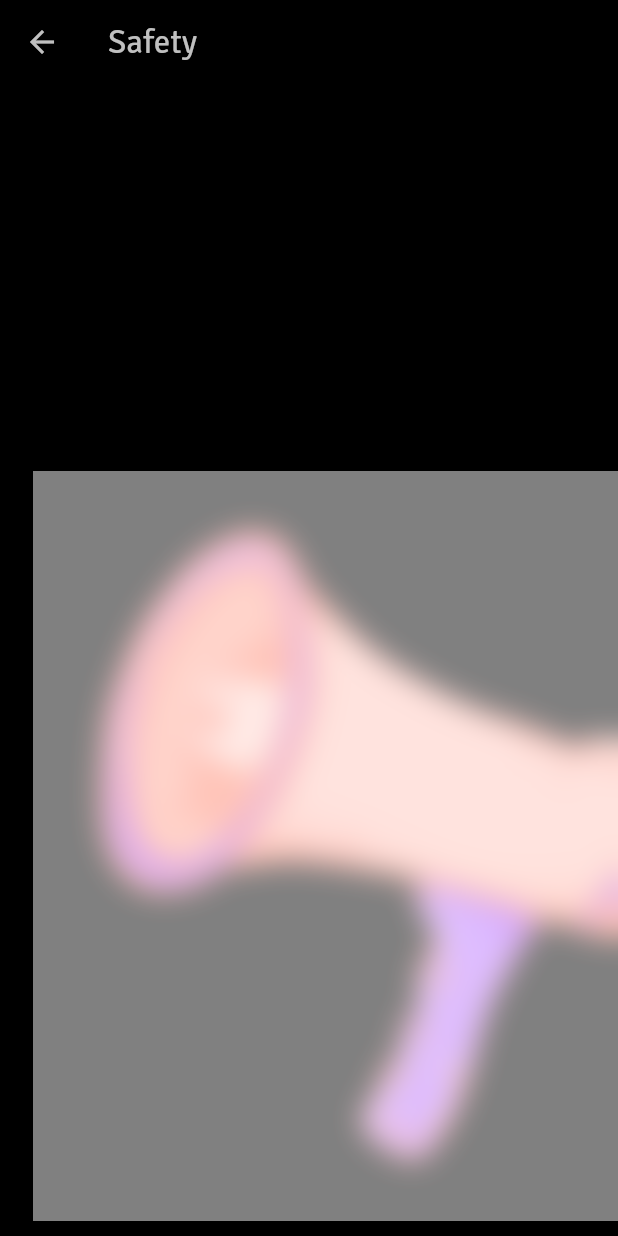
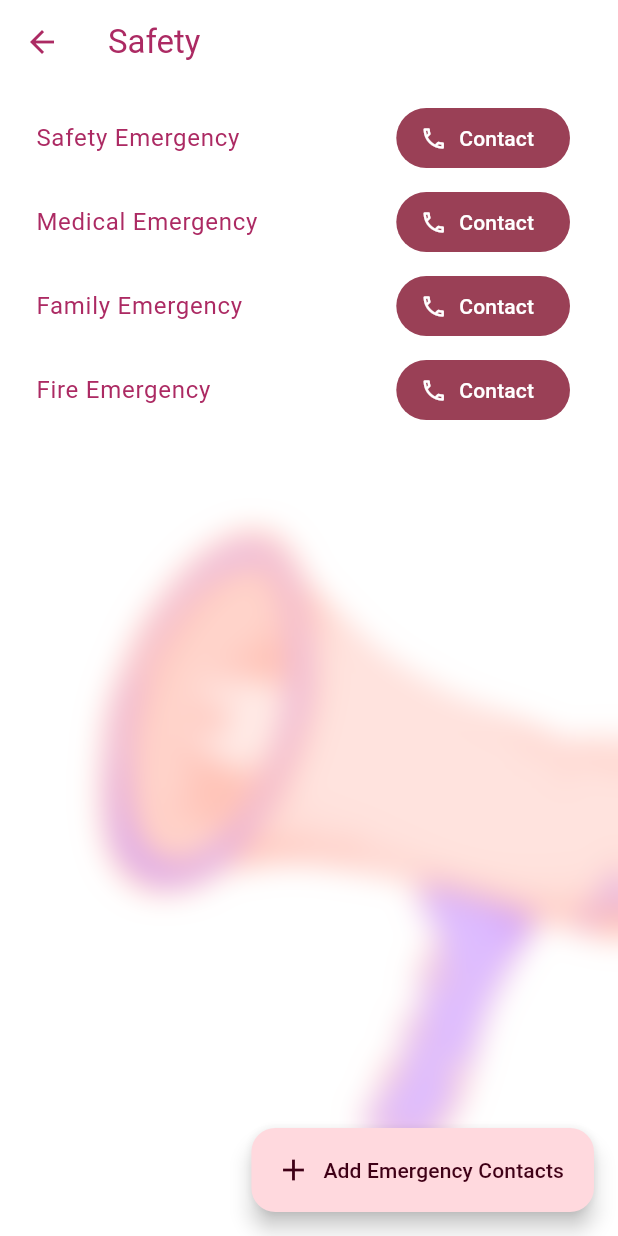
Before and after one commit to Chandram-Dutta/femease, a Flutter app: the SafetyPage screen opened directly, on a phone screen of 412 x 824 dp. Run offline on Flutter 3.47's test engine with Material 2 defaults, Android fonts, the phone set to English and light mode, and no system bars; drawn by our look-alikes of blur, dynamic_color; our stand-ins replace cloud_firestore, firebase_auth, firebase_core, flutter_riverpod, font_awesome_flutter, google_sign_in and 1 more; missing offline and left inert: flutter_glow; accounts and stored records are empty.

Commit message:
Changed Themes Added More Pages

```diff
--- a/lib/authentication/presentation/pages/sign_in_page.dart
+++ b/lib/authentication/presentation/pages/sign_in_page.dart
@@ -1,7 +1,6 @@
 import 'package:femease/authentication/presentation/controllers/sign_in_controller.dart';
 import 'package:femease/authentication/presentation/pages/sign_up_page.dart';
 import 'package:femease/home/presentation/home_page.dart';
-import 'package:femease/main.dart';
 import 'package:femease/onboarding/presentation/pages/onboarding.dart';
 import 'package:femease/user/repository/user_repository.dart';
 import 'package:firebase_auth/firebase_auth.dart';
--- a/lib/safety/presentation/pages/safety_page.dart
+++ b/lib/safety/presentation/pages/safety_page.dart
@@ -15,16 +15,29 @@ class SafetyPage extends StatelessWidget {
   Widget build(BuildContext context) {
     return Scaffold(
       backgroundColor: Theme.of(context).colorScheme.onSecondary,
-      extendBodyBehindAppBar: true,
+      // extendBodyBehindAppBar: true,
       appBar: AppBar(
         foregroundColor: Theme.of(context).colorScheme.secondary,
         iconTheme: IconThemeData(
           color: Theme.of(context).colorScheme.secondary,
         ),
+        actionsIconTheme: IconThemeData(
+          color: Theme.of(context).colorScheme.secondary,
+        ),
         title: const Text("Safety"),
         backgroundColor: Colors.transparent,
       ),
+      floatingActionButton: FloatingActionButton.extended(
+        onPressed: () {},
+        label: const Text(
+          "Add Emergency Contacts",
+        ),
+        icon: const Icon(
+          Icons.add,
+        ),
+      ),
       body: Stack(
+        alignment: Alignment.topCenter,
         children: [
           Positioned(
             bottom: 10,
@@ -38,6 +51,81 @@ class SafetyPage extends StatelessWidget {
               ).blurred(blur: 10),
             ),
           ),
+          SafeArea(
+            child: SizedBox(
+              height: MediaQuery.of(context).size.height,
+              width: MediaQuery.of(context).size.width,
+              child: SingleChildScrollView(
+                child: Padding(
+                  padding: const EdgeInsets.all(8.0),
+                  child: Column(
+                    children: [
+                      ListTile(
+                        title: Text(
+                          "Safety Emergency",
+                          style: TextStyle(
+                            color: Theme.of(context).colorScheme.secondary,
+                          ),
+                        ),
+                        trailing: FilledButton.icon(
+                          onPressed: () {},
+                          label: const Text("Contact"),
+                          icon: const Icon(
+                            Icons.call_outlined,
+                          ),
+                        ),
+                      ),
+                      ListTile(
+                        title: Text(
+                          "Medical Emergency",
+                          style: TextStyle(
+                            color: Theme.of(context).colorScheme.secondary,
+                          ),
+                        ),
+                        trailing: FilledButton.icon(
+                          onPressed: () {},
+                          label: const Text("Contact"),
+                          icon: const Icon(
+                            Icons.call_outlined,
+                          ),
+                        ),
+                      ),
+                      ListTile(
+                        title: Text(
+                          "Family Emergency",
+                          style: TextStyle(
+                            color: Theme.of(context).colorScheme.secondary,
+                          ),
+                        ),
+                        trailing: FilledButton.icon(
+                          onPressed: () {},
+                          label: const Text("Contact"),
+                          icon: const Icon(
+                            Icons.call_outlined,
+                          ),
+                        ),
+                      ),
+                      ListTile(
+                        title: Text(
+                          "Fire Emergency",
+                          style: TextStyle(
+                            color: Theme.of(context).colorScheme.secondary,
+                          ),
+                        ),
+                        trailing: FilledButton.icon(
+                          onPressed: () {},
+                          label: const Text("Contact"),
+                          icon: const Icon(
+                            Icons.call_outlined,
+                          ),
+                        ),
+                      )
+                    ],
+                  ),
+                ),
+              ),
+            ),
+          ),
         ],
       ),
     );
--- a/pubspec.yaml
+++ b/pubspec.yaml
@@ -46,6 +46,8 @@ dependencies:
   cloud_firestore: ^4.4.3
   flutter_glow: ^0.2.0
   blur: ^3.1.0
+  dynamic_theme: ^1.0.1
+  dynamic_color: ^1.6.2
 
 dev_dependencies:
   flutter_test:
```
Also changed, not shown: lib/app.dart (+30 -8 lines), lib/forum/presentation/pages/forum_page.dart (added, +47 -0 lines), lib/habit/presentation/pages/habit_page.dart (added, +47 -0 lines), lib/home/presentation/home_page.dart (+28 -5 lines), lib/safety/presentation/pages/emergency_contacts_page.dart (added, +14 -0 lines), assets/images/community.png (added), assets/images/habit_tracker.png (added), lib/theme/color_schemes.g.dart (added), lib/theme/custom_color.g.dart (added), pubspec.lock.
